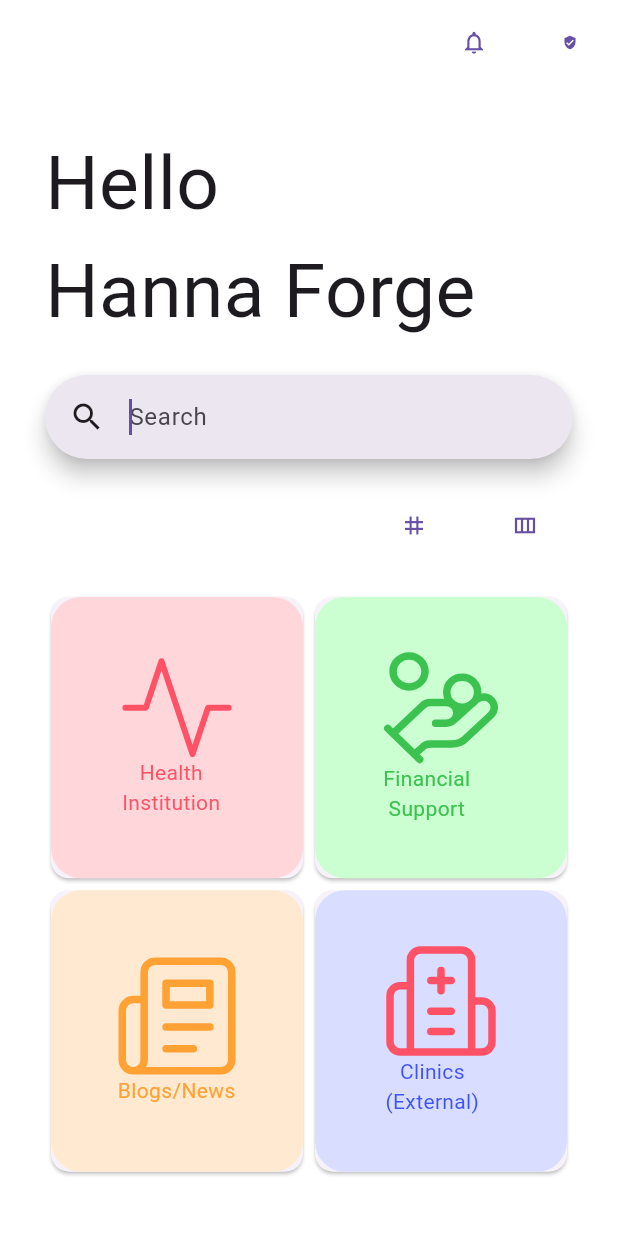
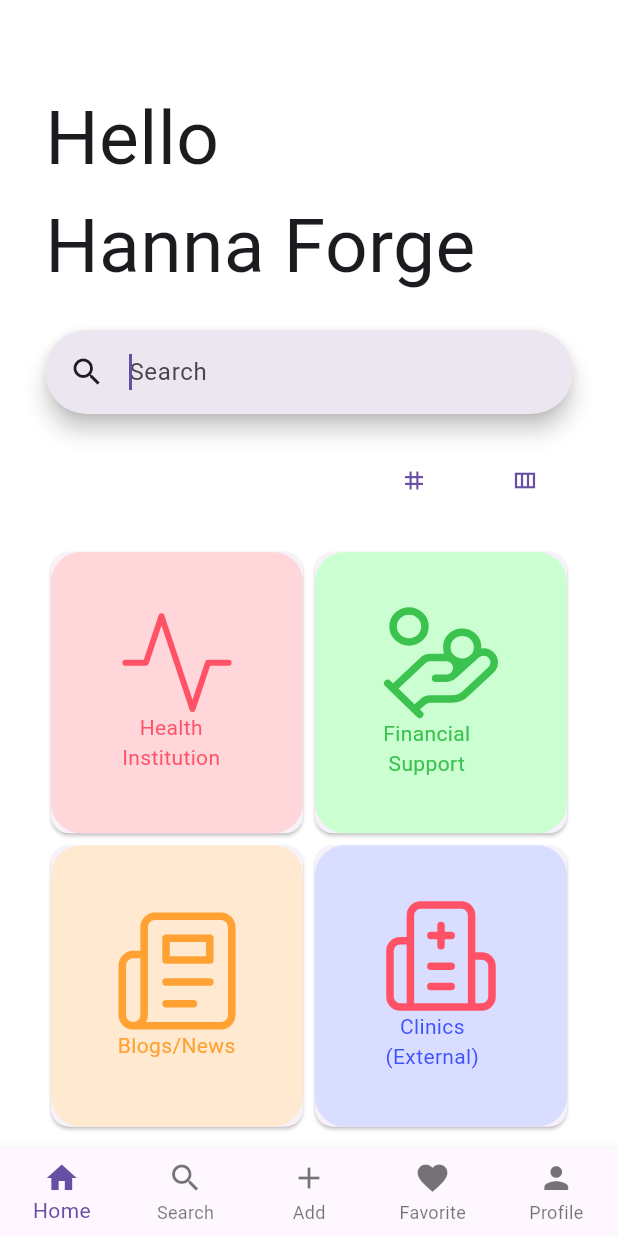
Before and after one commit to CapillanesFrizty/CanLineCom, a Flutter app: the screen it shows after launch, after a tap on "Search", on a phone screen of 412 x 824 dp. Run offline on Flutter 3.47's test engine with Material 3 defaults, Android fonts, the phone set to English and light mode, and no system bars; our stand-ins replace flutter_svg, go_router.

Commit message:
Scaffold update

```diff
--- a/canlineapp/lib/Layouts/Scaffold/ScaffoldLayout.dart
+++ b/canlineapp/lib/Layouts/Scaffold/ScaffoldLayout.dart
@@ -16,17 +16,46 @@ class ScaffoldLayoutWidget extends StatefulWidget {
 }
 
 class _ScaffoldLayoutWidgetState extends State<ScaffoldLayoutWidget> {
+  int _currentIndex = 0;
+
+  void _updateState(int newState) {
+    setState(() {
+      _currentIndex = newState;
+    });
+  }
+
   @override
   Widget build(BuildContext context) {
     return Scaffold(
       backgroundColor: Colors.white,
       appBar: AppBar(
-
         backgroundColor: Colors.white,
         actions: widget.actionsWidget,
         leading: widget.leadingWidget,
       ),
+      bottomNavigationBar: buttomNavigationbar(_currentIndex, _updateState),
       body: widget.bodyWidget,
     );
   }
 }
+
+// ! ButtonNavBar builder
+
+Widget buttomNavigationbar(int currentIndex, Function(int) updatestate) {
+  return BottomNavigationBar(
+    currentIndex: currentIndex,
+    type: BottomNavigationBarType.fixed,
+    onTap: (value) {
+      // Respond to item press.
+      updatestate(value);
+      print(value);
+    },
+    items: const [
+      BottomNavigationBarItem(icon: Icon(Icons.home), label: 'Home'),
+      BottomNavigationBarItem(icon: Icon(Icons.search), label: 'Search'),
+      BottomNavigationBarItem(icon: Icon(Icons.add), label: 'Add'),
+      BottomNavigationBarItem(icon: Icon(Icons.favorite), label: 'Favorite'),
+      BottomNavigationBarItem(icon: Icon(Icons.person), label: 'Profile'),
+    ],
+  );
+}
--- a/canlineapp/lib/Routes/goRoute.dart
+++ b/canlineapp/lib/Routes/goRoute.dart
@@ -2,7 +2,7 @@ import 'package:flutter/material.dart';
 import 'package:go_router/go_router.dart';
 import '../screen/BarrelFileScreen.dart';
 import '../Layouts/BarrelFileLayouts.dart';
-import '../widgets/BarrelFileWidget..dart';
+// import '../widgets/BarrelFileWidget..dart';
 
 final GoRouter linkrouter = GoRouter(
   //! Home Route
@@ -11,7 +11,6 @@ final GoRouter linkrouter = GoRouter(
       path: '/',
       builder: (context, state) => ScaffoldLayoutWidget(
         bodyWidget: HomeScreen(),
-        actionsWidget: const [ScaffoldActionsButtons1()],
       ),
     ),
     // ! Health Institution Route
@@ -25,7 +24,6 @@ final GoRouter linkrouter = GoRouter(
           child: Icon(Icons.arrow_back),
         ),
         bodyWidget: HealthInstitutionScreen(),
-        actionsWidget: const [ScaffoldActionsButtons1()],
       ),
       routes: [
         // ! More Info Intended for Health Institution Route
@@ -45,7 +43,6 @@ final GoRouter linkrouter = GoRouter(
           child: Icon(Icons.arrow_back),
         ),
         bodyWidget: BlogsScreen(),
-        actionsWidget: const [ScaffoldActionsButtons1()],
       ),
     )
   ],
--- a/canlineapp/lib/screen/HealthInstitution/MoreInfo_IntitutionScreen.dart
+++ b/canlineapp/lib/screen/HealthInstitution/MoreInfo_IntitutionScreen.dart
@@ -27,7 +27,6 @@ class MoreInfoInstitutionScreen extends StatelessWidget {
         Container(
           height: MediaQuery.of(context).size.width,
           decoration: BoxDecoration(
-            // borderRadius: BorderRadius.circular(30),
             boxShadow: const [
               BoxShadow(
                 color: Colors.black,
@@ -37,7 +36,6 @@ class MoreInfoInstitutionScreen extends StatelessWidget {
             ],
           ),
           child: ClipRRect(
-            // borderRadius: BorderRadius.circular(30),
             child: Image.asset(
               'lib/assets/images/jpeg/spmc.jpg',
               fit: BoxFit.cover,
--- a/canlineapp/lib/screen/HomeScreen/HomeScreen.dart
+++ b/canlineapp/lib/screen/HomeScreen/HomeScreen.dart
@@ -9,7 +9,7 @@ class HomeScreen extends StatelessWidget {
   @override
   Widget build(BuildContext context) {
     return Padding(
-      padding: const EdgeInsets.all(30.0),
+      padding: const EdgeInsets.symmetric(horizontal: 30.0),
       child: Column(
         crossAxisAlignment: CrossAxisAlignment.start,
         children: [
@@ -54,7 +54,6 @@ class HomeScreen extends StatelessWidget {
                   bgColor: 0xffffd7db,
                   iconColor: 0xffff5267,
                   goto: () => context.go('/Health-Insititution'),
-
                 ),
                 Inkwellcardwidget(
                   label: "Financial\nSupport",
```
